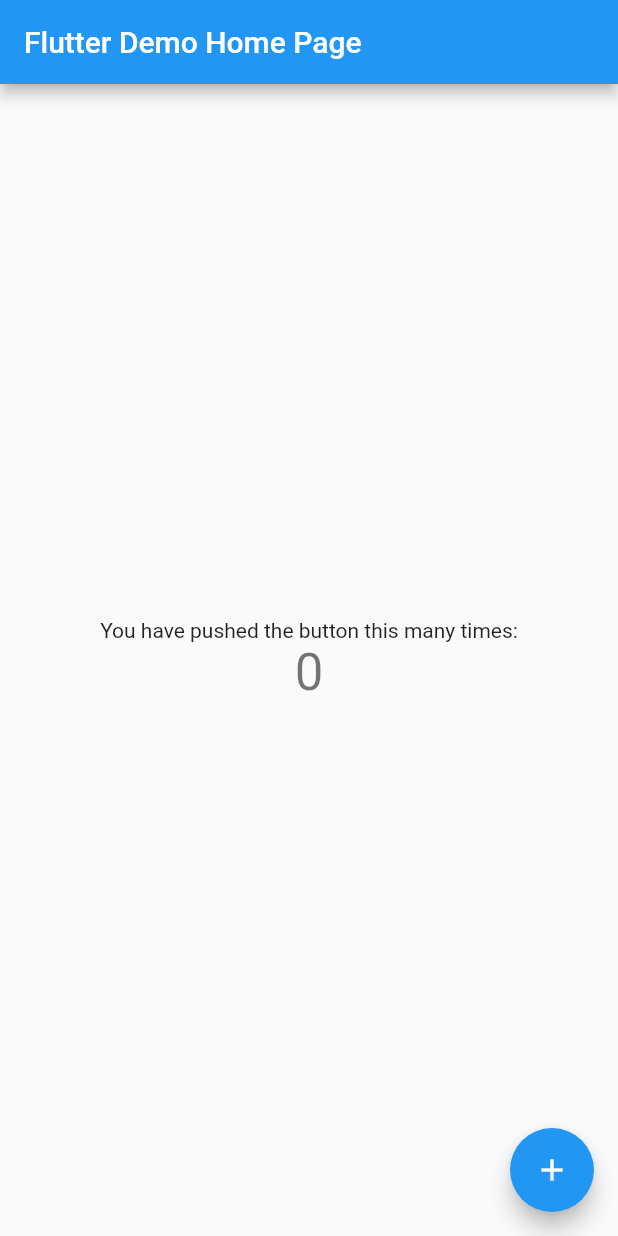
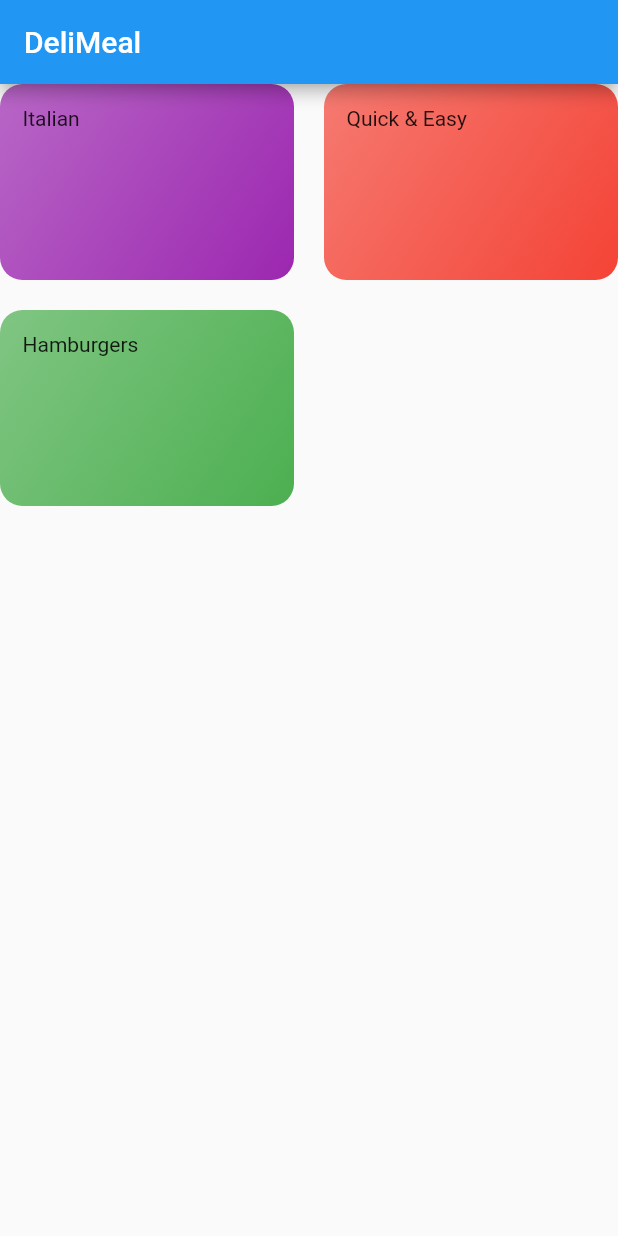
Before and after one commit to Sahajpal/MealsApp, a Flutter app: the screen it shows after launch, on a phone screen of 412 x 824 dp. Run offline on Flutter 3.47's test engine with Material 2 defaults, Android fonts, the phone set to English and light mode, and no system bars.

Commit message:
Made Dummy prototype of Category Screen

```diff
--- /dev/null
+++ b/lib/categories_screen.dart
@@ -0,0 +1,31 @@
+import 'package:flutter/material.dart';
+
+import './dummy_data.dart';
+import './category_item.dart';
+
+class CategoriesScreen extends StatelessWidget {
+  @override
+  Widget build(BuildContext context) {
+    return Scaffold(
+      appBar: AppBar(
+        title: const Text('DeliMeal'),
+      ),
+      body: GridView(
+        children: DUMMY_CATEGORIES
+            .map(
+              (catData) => CategoryItem(
+                catData.title,
+                catData.color,
+              ),
+            )
+            .toList(),
+        gridDelegate: SliverGridDelegateWithMaxCrossAxisExtent(
+          maxCrossAxisExtent: 200,
+          childAspectRatio: 3 / 2,
+          crossAxisSpacing: 20,
+          mainAxisSpacing: 20,
+        ),
+      ),
+    );
+  }
+}
--- /dev/null
+++ b/lib/category_item.dart
@@ -0,0 +1,27 @@
+import 'package:flutter/material.dart';
+
+class CategoryItem extends StatelessWidget {
+  final String title;
+  final Color color;
+
+  CategoryItem(this.title, this.color);
+
+  @override
+  Widget build(BuildContext context) {
+    return Container(
+      padding: const EdgeInsets.all(15),
+      child: Text(title),
+      decoration: BoxDecoration(
+        gradient: LinearGradient(
+          colors: [
+            color.withOpacity(0.7),
+            color,
+          ],
+            begin: Alignment .topLeft,
+            end: Alignment.bottomRight,
+        ),
+        borderRadius: BorderRadius.circular(15),
+      ),
+    );
+  }
+}
--- /dev/null
+++ b/lib/dummy_data.dart
@@ -0,0 +1,17 @@
+import 'package:flutter/material.dart';
+import './models/category.dart';
+
+const DUMMY_CATEGORIES = const [
+  Category(id: 'c1',
+    title: 'Italian',
+    color: Colors.purple,
+  ),
+  Category(id: 'c2',
+    title: 'Quick & Easy',
+    color: Colors.red,
+  ),
+  Category(id: 'c3',
+    title: 'Hamburgers',
+    color: Colors.green,
+  ),
+];
--- a/lib/main.dart
+++ b/lib/main.dart
@@ -1,113 +1,39 @@
 import 'package:flutter/material.dart';
+import 'package:meals_app/categories_screen.dart';
 
 void main() {
   runApp(MyApp());
 }
 
 class MyApp extends StatelessWidget {
-  // This widget is the root of your application.
   @override
   Widget build(BuildContext context) {
     return MaterialApp(
-      title: 'Flutter Demo',
+      title: 'DeliMeals',
       theme: ThemeData(
-        // This is the theme of your application.
-        //
-        // Try running your application with "flutter run". You'll see the
-        // application has a blue toolbar. Then, without quitting the app, try
-        // changing the primarySwatch below to Colors.green and then invoke
-        // "hot reload" (press "r" in the console where you ran "flutter run",
-        // or simply save your changes to "hot reload" in a Flutter IDE).
-        // Notice that the counter didn't reset back to zero; the application
-        // is not restarted.
         primarySwatch: Colors.blue,
       ),
-      home: MyHomePage(title: 'Flutter Demo Home Page'),
+      home: CategoriesScreen(),
     );
   }
 }
 
 class MyHomePage extends StatefulWidget {
-  MyHomePage({Key key, this.title}) : super(key: key);
-
-  // This widget is the home page of your application. It is stateful, meaning
-  // that it has a State object (defined below) that contains fields that affect
-  // how it looks.
-
-  // This class is the configuration for the state. It holds the values (in this
-  // case the title) provided by the parent (in this case the App widget) and
-  // used by the build method of the State. Fields in a Widget subclass are
-  // always marked "final".
-
-  final String title;
-
   @override
   _MyHomePageState createState() => _MyHomePageState();
 }
 
+
 class _MyHomePageState extends State<MyHomePage> {
-  int _counter = 0;
-
-  void _incrementCounter() {
-    setState(() {
-      // This call to setState tells the Flutter framework that something has
-      // changed in this State, which causes it to rerun the build method below
-      // so that the display can reflect the updated values. If we changed
-      // _counter without calling setState(), then the build method would not be
-      // called again, and so nothing would appear to happen.
-      _counter++;
-    });
-  }
-
   @override
   Widget build(BuildContext context) {
-    // This method is rerun every time setState is called, for instance as done
-    // by the _incrementCounter method above.
-    //
-    // The Flutter framework has been optimized to make rerunning build methods
-    // fast, so that you can just rebuild anything that needs updating rather
-    // than having to individually change instances of widgets.
     return Scaffold(
       appBar: AppBar(
-        // Here we take the value from the MyHomePage object that was created by
-        // the App.build method, and use it to set our appbar title.
-        title: Text(widget.title),
+        title: Text('DeliMeals'),
       ),
       body: Center(
-        // Center is a layout widget. It takes a single child and positions it
-        // in the middle of the parent.
-        child: Column(
-          // Column is also a layout widget. It takes a list of children and
-          // arranges them vertically. By default, it sizes itself to fit its
-          // children horizontally, and tries to be as tall as its parent.
-          //
-          // Invoke "debug painting" (press "p" in the console, choose the
-          // "Toggle Debug Paint" action from the Flutter Inspector in Android
-          // Studio, or the "Toggle Debug Paint" command in Visual Studio Code)
-          // to see the wireframe for each widget.
-          //
-          // Column has various properties to control how it sizes itself and
-          // how it positions its children. Here we use mainAxisAlignment to
-          // center the children vertically; the main axis here is the vertical
-          // axis because Columns are vertical (the cross axis would be
-          // horizontal).
-          mainAxisAlignment: MainAxisAlignment.center,
-          children: <Widget>[
-            Text(
-              'You have pushed the button this many times:',
-            ),
-            Text(
-              '$_counter',
-              style: Theme.of(context).textTheme.headline4,
-            ),
-          ],
-        ),
+        child: Text('Navigation Time!'),
       ),
-      floatingActionButton: FloatingActionButton(
-        onPressed: _incrementCounter,
-        tooltip: 'Increment',
-        child: Icon(Icons.add),
-      ), // This trailing comma makes auto-formatting nicer for build methods.
     );
   }
 }
--- /dev/null
+++ b/lib/models/category.dart
@@ -0,0 +1,13 @@
+import 'package:flutter/material.dart';
+
+class Category {
+  final String id;
+  final String title;
+  final Color color;
+
+  const Category({
+    @required this.id,
+    @required this.title,
+    this.color = Colors.orange,
+  });
+}
```
